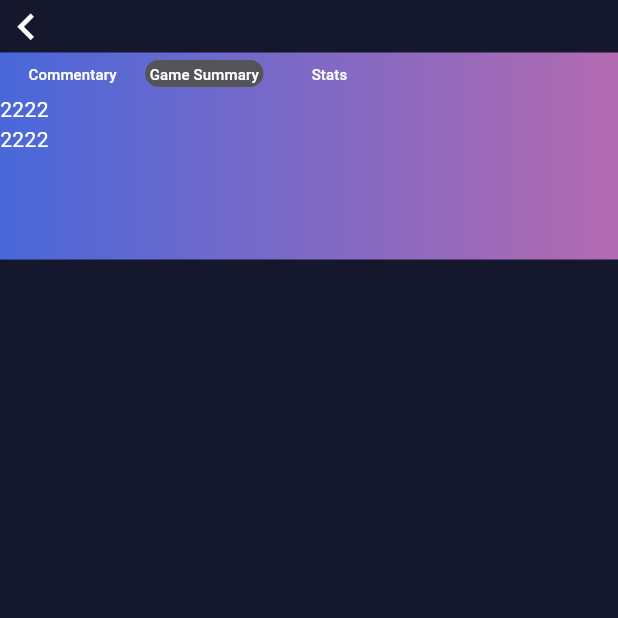
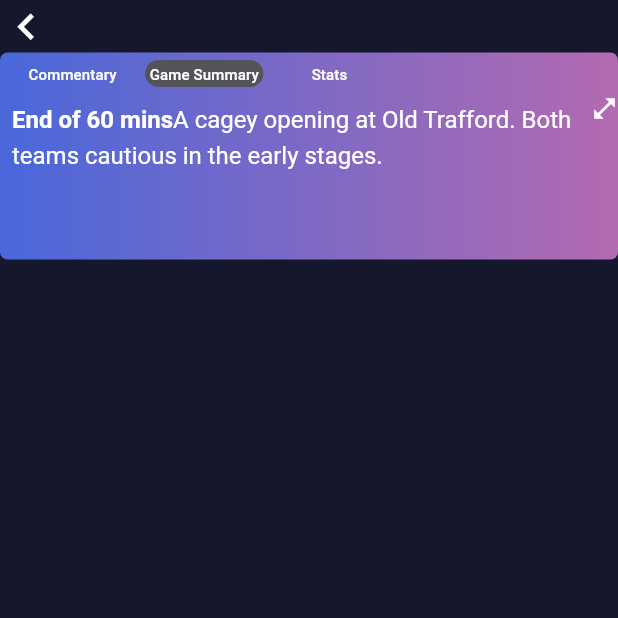
Before and after one commit to butterfly026/SportsSocial, a Flutter app: the BannerWorkPage screen opened by its route, tab 2 chosen, on a phone screen of 412 x 824 dp, the top half of it. Run offline on Flutter 3.47's test engine with Material 3 defaults, Android fonts, the phone set to English and light mode, and no system bars; our stand-ins replace cached_network_image, cloud_firestore, firebase_core, get_it, go_router; accounts and stored records are empty.

Commit message:
banner widget with mock data

```diff
--- a/lib/services/live_game_service.dart
+++ b/lib/services/live_game_service.dart
@@ -9,7 +9,7 @@ import 'package:sport_social_mobile_mock/models/match_statistics.dart';
 class LiveGameService {
   final commentaryNotifier = ValueNotifier<List<MatchgCommentaryModel>>([]);
   final incidentNotifier = ValueNotifier<List<MatchIncidentModel>>([]);
-  final statisticNotifier = ValueNotifier<List<MatchgStatisticsModel>>([]);
+  final statisticsNotifier = ValueNotifier<List<MatchgStatisticsModel>>([]);
   Future<LiveGameService> initialize() async {
     await _loadCommentary();
     await _loadIncident();
@@ -71,7 +71,7 @@ class LiveGameService {
           List<MatchgStatisticsModel>.from(jsonResponse
               .map((jsonData) => MatchgStatisticsModel.fromJson(jsonData)));
 
-      statisticNotifier.value = dataList;
+      statisticsNotifier.value = dataList;
     } catch (e) {
       if (kDebugMode) {
         print(e);
--- a/lib/views/banner_work/components/banner_header.dart
+++ b/lib/views/banner_work/components/banner_header.dart
@@ -1,5 +1,7 @@
 import 'package:flutter/material.dart';
 import 'package:sport_social_mobile_mock/views/banner_work/components/commentary_widget.dart';
+import 'package:sport_social_mobile_mock/views/banner_work/components/game_summary_widget.dart';
+import 'package:sport_social_mobile_mock/views/banner_work/components/statistics_widget.dart';
 
 class BannerHeader extends StatefulWidget {
   const BannerHeader({super.key});
@@ -11,10 +13,12 @@ class BannerHeader extends StatefulWidget {
 class _BannerHeaderState extends State<BannerHeader>
     with TickerProviderStateMixin {
   late TabController _tabController;
+  late int banDispMode;
 
   @override
   void initState() {
     _tabController = TabController(length: 3, vsync: this);
+    banDispMode = 0;
     super.initState();
   }
 
@@ -78,16 +82,11 @@ class _BannerHeaderState extends State<BannerHeader>
   Widget _getContentByIdx(int index) {
     switch (index) {
       case 0:
-        return const CommentaryWidget(displayMode: 0);
+        return CommentaryWidget(displayMode: banDispMode);
       case 1:
-        return Column(
-          children: const [
-            Text('2222', style: TextStyle(color: Colors.white)),
-            Text('2222', style: TextStyle(color: Colors.white)),
-          ],
-        );
+        return GameSummaryWidget(displayMode: banDispMode);
       case 2:
-        return const Text('33333', style: TextStyle(color: Colors.white));
+        return StatisticsWidget(displayMode: banDispMode);
       default:
         return const Text('Default page',
             style: TextStyle(color: Colors.white));
@@ -117,6 +116,21 @@ class _BannerHeaderState extends State<BannerHeader>
     );
   }
 
+  Decoration _getGradientBannerBackground() {
+    return const BoxDecoration(
+      borderRadius: BorderRadius.all(Radius.circular(5)),
+      gradient: LinearGradient(
+          colors: [
+            Color(0xFF4968DA),
+            Color(0xFFB36AB0),
+          ],
+          begin: FractionalOffset(0.0, 0.0),
+          end: FractionalOffset(1.0, 0.0),
+          stops: [0.0, 1.0],
+          tileMode: TileMode.clamp),
+    );
+  }
+
   @override
   Widget build(BuildContext context) {
     return Row(
@@ -124,17 +138,7 @@ class _BannerHeaderState extends State<BannerHeader>
         Expanded(
           child: Container(
             padding: const EdgeInsets.only(bottom: 10.0),
-            decoration: const BoxDecoration(
-              gradient: LinearGradient(
-                  colors: [
-                    Color(0xFF4968DA),
-                    Color(0xFFB36AB0),
-                  ],
-                  begin: FractionalOffset(0.0, 0.0),
-                  end: FractionalOffset(1.0, 0.0),
-                  stops: [0.0, 1.0],
-                  tileMode: TileMode.clamp),
-            ),
+            decoration: _getGradientBannerBackground(),
             child: _getBannerWidget(),
           ),
         )
--- /dev/null
+++ b/lib/views/banner_work/components/game_summary_widget.dart
@@ -0,0 +1,75 @@
+import 'package:flutter/material.dart';
+import 'package:sport_social_mobile_mock/services/live_game_service.dart';
+import 'package:sport_social_mobile_mock/services/service_locator.dart';
+
+class GameSummaryWidget extends StatefulWidget {
+  final int displayMode;
+  const GameSummaryWidget({super.key, required this.displayMode});
+
+  @override
+  GameSummaryWidgetState createState() => GameSummaryWidgetState();
+}
+
+class GameSummaryWidgetState extends State<GameSummaryWidget> {
+  final dataMockService = ServiceLocator.get<LiveGameService>();
+
+  @override
+  void initState() {
+    super.initState();
+  }
+
+  Widget _getGameSummaryItem() {
+    return RichText(
+      text: const TextSpan(
+        style: TextStyle(fontSize: 16.0, color: Colors.white, height: 1.5),
+        children: <TextSpan>[
+          TextSpan(
+              text: 'End of 60 mins',
+              style: TextStyle(fontWeight: FontWeight.bold)),
+          TextSpan(
+              text:
+                  'A cagey opening at Old Trafford. Both teams cautious in the early stages. '),
+        ],
+      ),
+    );
+  }
+
+  Widget _getGameSummaryList() {
+    return Expanded(
+      child: Padding(
+        padding: const EdgeInsets.symmetric(horizontal: 8.0, vertical: 3.0),
+        child: Column(
+          children: [
+            Expanded(
+              child: SingleChildScrollView(
+                child: _getGameSummaryItem(),
+              ),
+            )
+          ],
+        ),
+      ),
+    );
+  }
+
+  Widget _getExpandIcon() {
+    return GestureDetector(
+      onTap: () {},
+      child: const Icon(
+        Icons.open_in_full,
+        color: Colors.white,
+        size: 18,
+      ),
+    );
+  }
+
+  @override
+  Widget build(BuildContext context) {
+    return Row(
+      crossAxisAlignment: CrossAxisAlignment.start,
+      children: [
+        _getGameSummaryList(),
+        _getExpandIcon(),
+      ],
+    );
+  }
+}
```
Also changed, not shown: lib/views/banner_work/components/statistics_widget.dart (added, +147 -0 lines).
